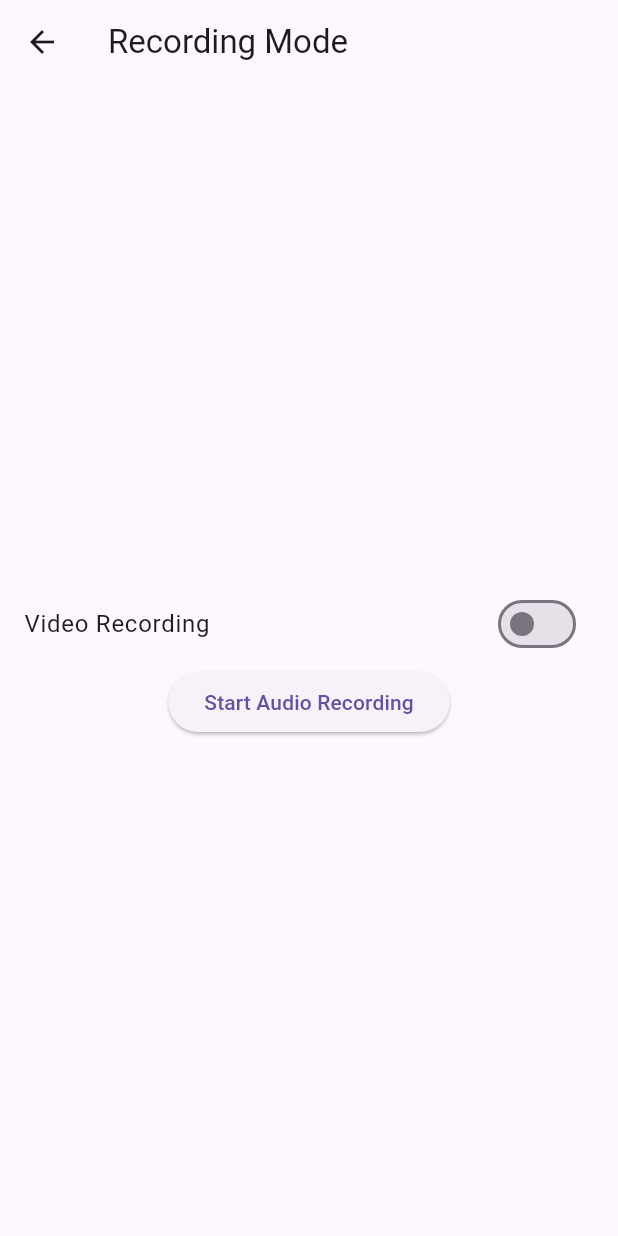
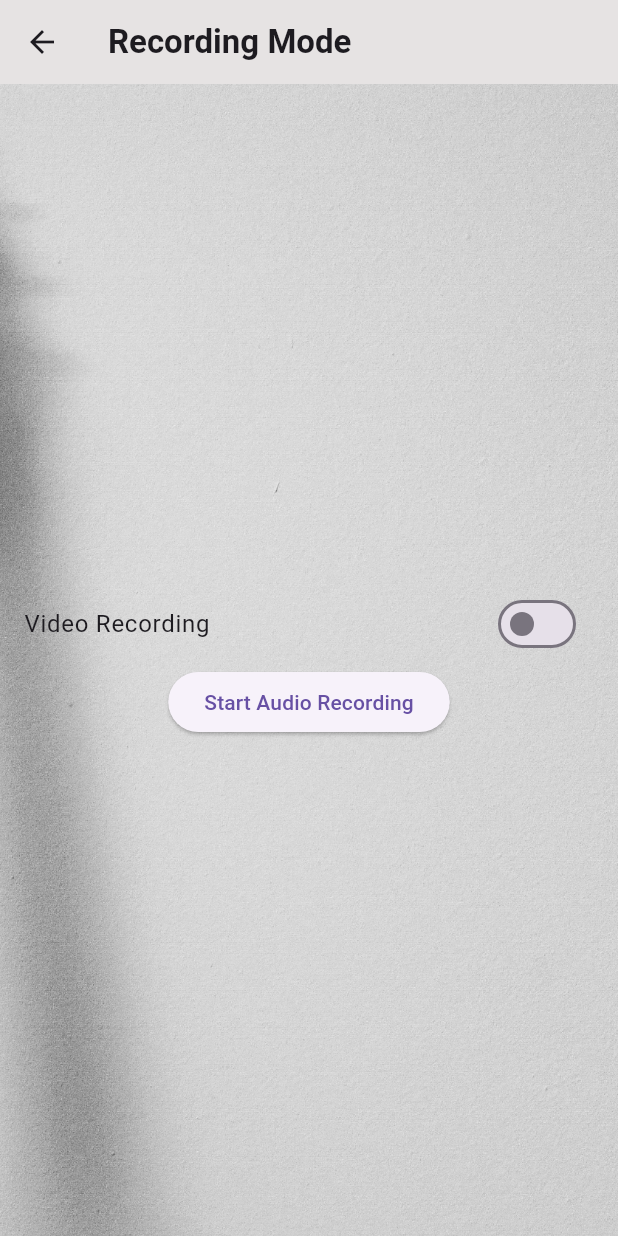
Before and after one commit to Bryaurel/Note_Play_, a Flutter app: the screen it shows after launch, after a tap on "Start Recording", on a phone screen of 412 x 824 dp. Run offline on Flutter 3.47's test engine with Material 3 defaults, Android fonts, the light colour scheme and no system bars.

Commit message:
UI updated

```diff
--- a/note_play/lib/home.dart
+++ b/note_play/lib/home.dart
@@ -7,6 +7,7 @@ class HomeScreen extends StatelessWidget {
   Widget build(BuildContext context) {
     return Scaffold(
       appBar: AppBar(
+        backgroundColor: const Color.fromARGB(255, 230, 227, 227),
         title: Text(
           'NotePlay',
           style: TextStyle(
@@ -25,25 +26,59 @@ class HomeScreen extends StatelessWidget {
             ),
           ),
 
+          // Settings Icon Button
+          Positioned(
+            top: 15,
+            right: 15,
+            child: Container(
+              decoration: BoxDecoration(
+                color: Colors.white,
+                shape: BoxShape.circle,
+                boxShadow: [
+                  BoxShadow(
+                    color: Colors.black26,
+                    blurRadius: 4,
+                    offset: Offset(2, 2,),
+                  ),
+                ],
+              ),
+
+              child: IconButton(
+                onPressed: () {
+                  Navigator.pushNamed(context, '/Settings');
+                },
+                icon: Icon(
+                  Icons.settings,
+                  size: 50,
+                  color: Colors.black,
+                ),
+              ),
+            ),
+          ),
+
           Center(
-            child: Column(
+            child: Row(
               mainAxisAlignment: MainAxisAlignment.center,
               children: [
+                // Spacer to push the button to the right
+                Spacer(),
                 ElevatedButton(
                   onPressed: () {
                     Navigator.pushNamed(context, '/recording');
                   },
-                  child: Text('Start Recording')
+                  child: Padding(
+                    padding: const EdgeInsets.symmetric(horizontal: 20.0, vertical: 10.0),
+                    child: Text(
+                      'Start Recording',
+                      style: TextStyle(
+                        fontSize: 25,
+                        fontWeight: FontWeight.bold,
+                      ),
+                    ),
+                  ),
                 ),
 
-                SizedBox(height: 20,),
-
-                ElevatedButton(
-                  onPressed: () {
-                    Navigator.pushNamed(context, '/Settings');
-                  },
-                  child: Text('Settings')
-                ),
+                SizedBox(width: 20,), // Add space from the edge
               ],
             ),
           )
--- a/note_play/lib/recording.dart
+++ b/note_play/lib/recording.dart
@@ -14,12 +14,27 @@ class _RecordingScreenState extends State<RecordingScreen> {
   Widget build(BuildContext context) {
     return Scaffold(
       appBar: AppBar(
+        backgroundColor: const Color.fromARGB(255, 230, 227, 227),
         title: Text(
           'Recording Mode',
+          style: TextStyle(
+            fontWeight: FontWeight.bold,
+          ),
         ),
       ),
 
-      body: Column(
+      body: Stack(
+        children: [
+          // Background Image
+          Positioned.fill(
+            child: Image.asset(
+              'assets/bg2.png',
+              fit: BoxFit.cover,
+            )
+          ),
+
+          Center(
+            child: Column(
               mainAxisAlignment: MainAxisAlignment.center,
               children: [
                 SwitchListTile(
@@ -44,6 +59,9 @@ class _RecordingScreenState extends State<RecordingScreen> {
                 ),
               ],
             ),
+          ),
+        ],
+      ),
     );
   }
 }
--- a/note_play/pubspec.yaml
+++ b/note_play/pubspec.yaml
@@ -67,6 +67,7 @@ flutter:
   # To add assets to your application, add an assets section, like this:
   assets:
   - assets/bg-pic.png
+  - assets/bg2.png
 
 
   # An image asset can refer to one or more resolution-specific "variants", see
```
Also changed, not shown: note_play/assets/bg2.png (added). Lines whose indentation alone changed are shown as unchanged.
